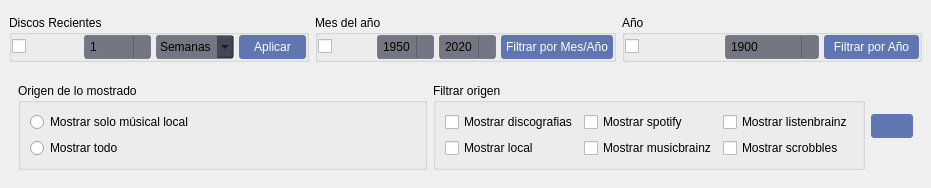
Qt form ui/fuzzy/music_fuzzy_advanced_settings.ui (volteret4/mfuz) before a commit.
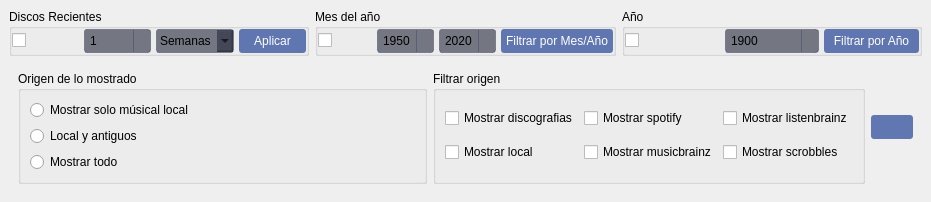
The same form after that commit. Icons and pictures are not drawn.

```diff
--- a/ui/fuzzy/music_fuzzy_advanced_settings.ui
+++ b/ui/fuzzy/music_fuzzy_advanced_settings.ui
@@ -332,6 +332,16 @@
               </property>
              </widget>
             </item>
+            <item>
+             <widget class="QRadioButton" name="local_and_old">
+              <property name="toolTip">
+               <string>Incluye también lo que estuvo en local y ya no tiene archivos (se muestra atenuado)</string>
+              </property>
+              <property name="text">
+               <string>Local y antiguos</string>
+              </property>
+             </widget>
+            </item>
             <item>
              <widget class="QRadioButton" name="show_all">
               <property name="text">
```
